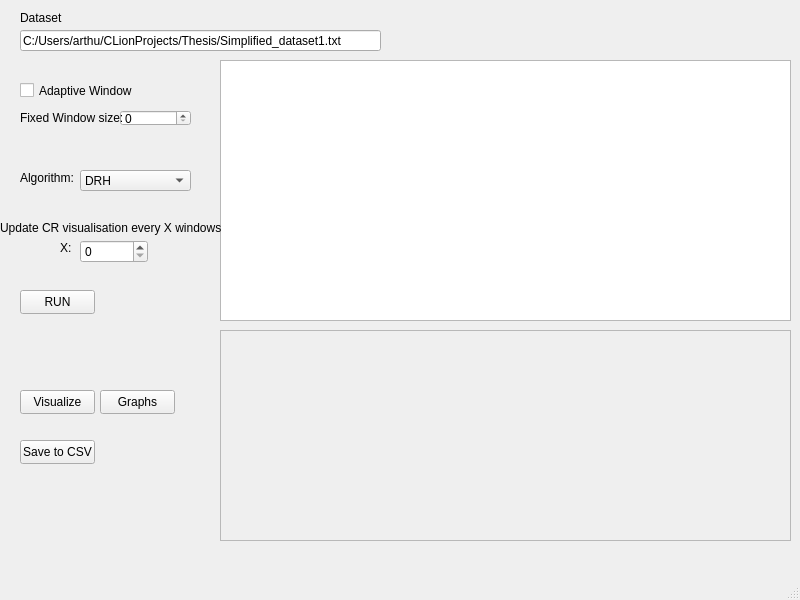
Above: MainWindow.ui from ArthurVGitHub/RealTime-Data-Compression-Simulator before the change. Below: the same form after it.
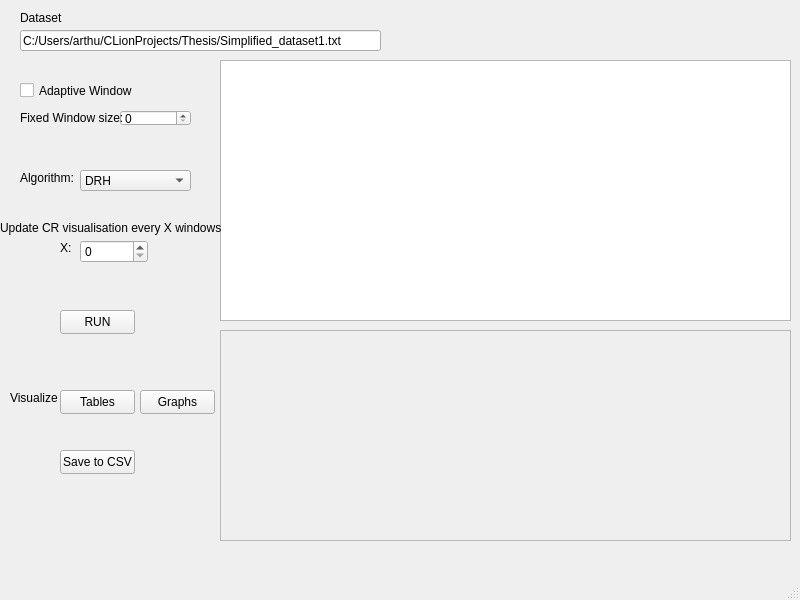
That is the form after the change.

Commit message: Removed Dutch, replaced be English

Patch:
```diff
--- a/MainWindow.ui
+++ b/MainWindow.ui
@@ -17,8 +17,8 @@
    <widget class="QPushButton" name="runButton">
     <property name="geometry">
      <rect>
-      <x>20</x>
-      <y>290</y>
+      <x>60</x>
+      <y>310</y>
       <width>75</width>
       <height>24</height>
      </rect>
@@ -159,8 +159,8 @@
    <widget class="QPushButton" name="saveCsvButton">
     <property name="geometry">
      <rect>
-      <x>20</x>
-      <y>440</y>
+      <x>60</x>
+      <y>450</y>
       <width>75</width>
       <height>24</height>
      </rect>
@@ -172,14 +172,14 @@
    <widget class="QPushButton" name="visualizeButton">
     <property name="geometry">
      <rect>
-      <x>20</x>
+      <x>60</x>
       <y>390</y>
       <width>75</width>
       <height>24</height>
      </rect>
     </property>
     <property name="text">
-     <string>Visualize</string>
+     <string>Tables</string>
     </property>
     <property name="autoRepeat">
      <bool>false</bool>
@@ -227,7 +227,7 @@
    <widget class="QPushButton" name="visualizeGraphButton">
     <property name="geometry">
      <rect>
-      <x>100</x>
+      <x>140</x>
       <y>390</y>
       <width>75</width>
       <height>24</height>
@@ -310,6 +310,19 @@
      <string>X:</string>
     </property>
    </widget>
+   <widget class="QLabel" name="label_6">
+    <property name="geometry">
+     <rect>
+      <x>10</x>
+      <y>390</y>
+      <width>61</width>
+      <height>16</height>
+     </rect>
+    </property>
+    <property name="text">
+     <string>Visualize</string>
+    </property>
+   </widget>
   </widget>
   <widget class="QMenuBar" name="menubar">
    <property name="geometry">
```
The commit also changes 1 other file.
